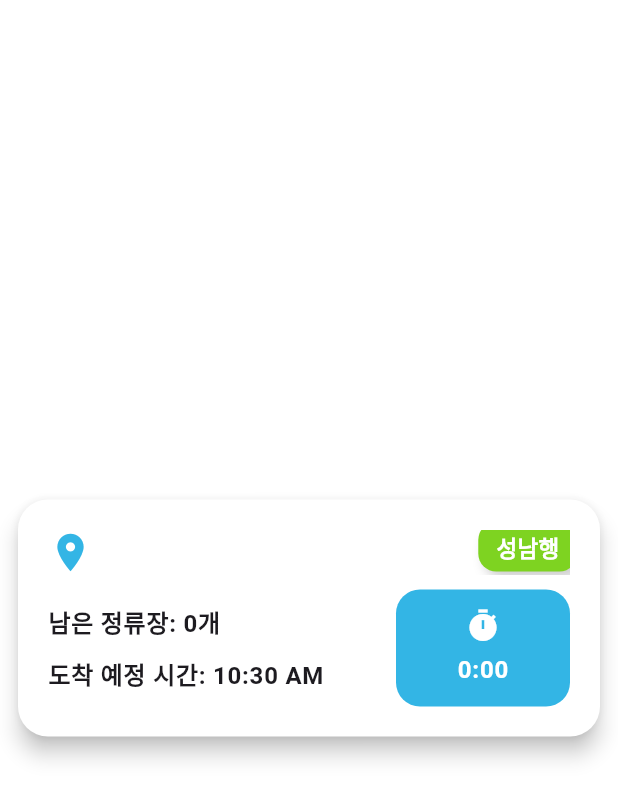
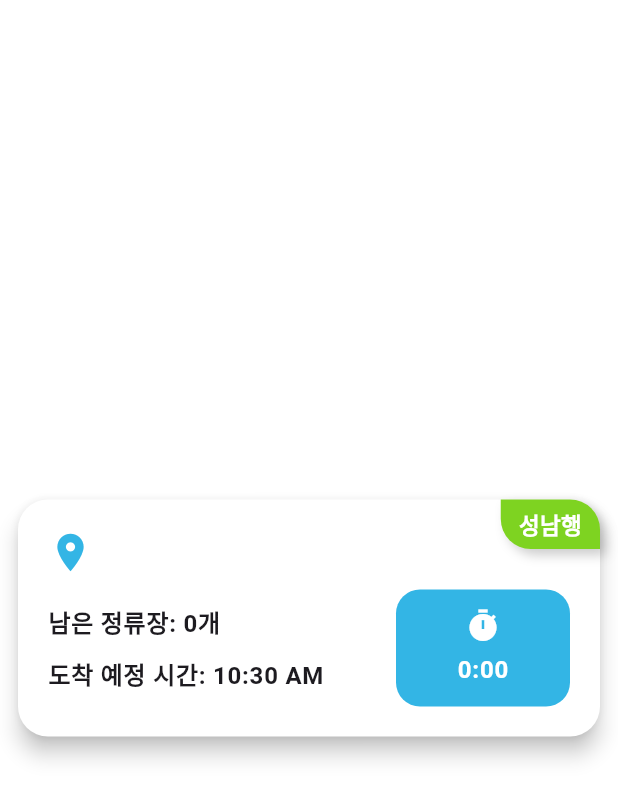
Before and after one commit to hoony00/3000BusTracker, a Flutter app: the BusArrivalCard widget shown alone on an empty page, opened directly with empty values, on a phone screen of 412 x 824 dp. Shown: the top 799 px of the screen. Run offline on Flutter 3.47's test engine with Material 3 defaults, Android fonts, the phone set to English and light mode, and no system bars; our stand-ins replace dio, flutter_dotenv, flutter_riverpod, webview_flutter; network calls fail.

```diff
--- a/lib/screens/component/w_card.dart
+++ b/lib/screens/component/w_card.dart
@@ -82,12 +82,13 @@ class _BusArrivalCardState extends ConsumerState<BusArrivalCard> with TickerProv
         elevation: 6,
         shape: RoundedRectangleBorder(borderRadius: BorderRadius.circular(20)),
         margin: const EdgeInsets.all(12),
-        child: Padding(
+        child: Stack(
+          children: [
+
+            Padding(
               padding: const EdgeInsets.all(20),
               child: Column(
                 mainAxisSize: MainAxisSize.min,
-            children: [
-              Stack(
                 children: [
                   Row(
                     children: [
@@ -99,34 +100,6 @@ class _BusArrivalCardState extends ConsumerState<BusArrivalCard> with TickerProv
                           style: Theme.of(context).textTheme.titleLarge?.copyWith(
                             fontWeight: FontWeight.bold,
                             color: Colors.black,
-                          ),
-                        ),
-                      ),
-                    ],
-                  ),
-                  Positioned(
-                    top: -5,
-                    right: -5,
-                    child: Container(
-                      padding: const EdgeInsets.symmetric(horizontal: 12, vertical: 6),
-                      decoration: BoxDecoration(
-                        color: isMisa ? const Color(0xFF7ED321) : const Color(0xFF33B5E5),
-                        borderRadius: BorderRadius.circular(12),
-                        boxShadow: [
-                          BoxShadow(
-                            color: Colors.black.withOpacity(0.2),
-                            blurRadius: 6,
-                            offset: Offset(4, 4),
-                          ),
-                        ],
-                      ),
-                      child: Text(
-                      isMisa ? '성남행' : '하남행',
-                        style: TextStyle(
-                          fontWeight: FontWeight.w600,
-                          color: Colors.white,
-                          fontSize: 15,
-                        ),
                           ),
                         ),
                       ),
@@ -190,6 +163,37 @@ class _BusArrivalCardState extends ConsumerState<BusArrivalCard> with TickerProv
                 ],
               ),
             ),
+            Positioned(
+              top: 0,
+              right: 0,
+              child: Container(
+                padding: const EdgeInsets.symmetric(horizontal: 12, vertical: 6),
+                decoration: BoxDecoration(
+                  color: isMisa ? const Color(0xFF7ED321) : const Color(0xFF33B5E5),
+                  borderRadius: BorderRadius.only(
+                    bottomLeft: Radius.circular(20),
+                    topRight: Radius.circular(20),
+                  ),
+                  boxShadow: [
+                    BoxShadow(
+                      color: Colors.black.withOpacity(0.2),
+                      blurRadius: 6,
+                      offset: Offset(4, 4),
+                    ),
+                  ],
+                ),
+                child: Text(
+                  isMisa ? '성남행' : '하남행',
+                  style: TextStyle(
+                    fontWeight: FontWeight.w600,
+                    color: Colors.white,
+                    fontSize: 15,
+                  ),
+                ),
+              ),
+            ),
+          ],
+        ),
       ),
     );
   }
--- a/lib/screens/component/w_today.dart
+++ b/lib/screens/component/w_today.dart
@@ -1,5 +1,4 @@
 import 'package:flutter/material.dart';
-import 'package:intl/intl.dart';
 
 class TodayWidget extends StatelessWidget {
   const TodayWidget({super.key});
@@ -14,8 +13,6 @@ class TodayWidget extends StatelessWidget {
     return Positioned(
       bottom: 50,
       left: 20,
-      child: Visibility(
-        visible: daysLeft != 1,
       child: Container(
         padding: const EdgeInsets.symmetric(vertical: 8, horizontal: 16),
         decoration: BoxDecoration(
@@ -31,7 +28,6 @@ class TodayWidget extends StatelessWidget {
           ),
         ),
       ),
-      ),
     );
   }
 }
```
Lines whose indentation alone changed are shown as unchanged.
